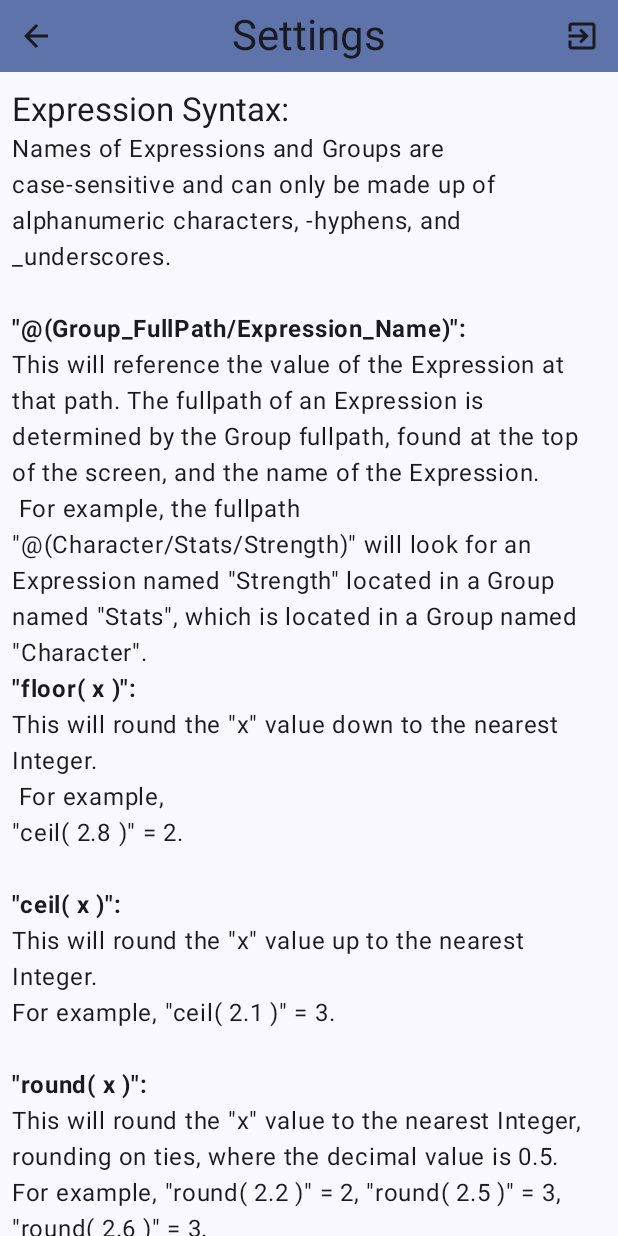
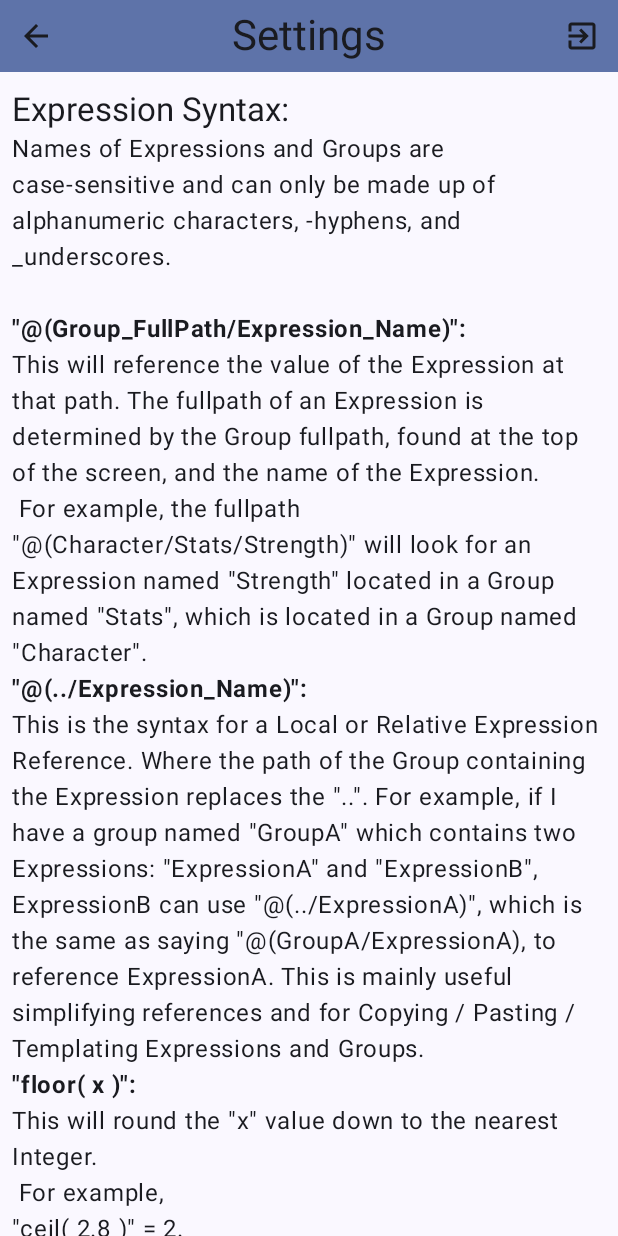
Before and after one commit to Carson-McCombs/DiceCompanionApp, an Android app built with Jetpack Compose: the HelpScreenView screen opened through its navigation route, scrolled down 576 dp, on a phone screen of 412 x 824 dp. Run offline under Robolectric (Android 15) with nearby library versions, the phone set to English and light mode, and no system bars; our stand-ins replace Room's generated code; 14 statements that could not run were skipped.

Commit message:
-Implemented Local Expression References ( uses ".." to symbolize the shared parent Group's path. -Now prevents Expressions and Groups to be updated to have blank names. -Added RegexInputTransformationFilter that only allows for changes to the TextFieldState that matches a provided Regex pattern.

```diff
--- a/app/src/main/java/model/dataObjects/ParseResult.kt
+++ b/app/src/main/java/model/dataObjects/ParseResult.kt
@@ -6,6 +6,7 @@ data class ParseResult (
     val result: Any? = null,
     val resultType: LiteralType = LiteralType.NONE,
     val isStatic: Boolean = true,
-    val directDependencies: List<Long> = emptyList(),
+    val globalDependencyIds: List<Long> = emptyList(),
+    val localDependencyIds: List<Long> = emptyList(),
     val errorText: String = "",
 )
--- a/app/src/main/java/model/database/AppDatabase.kt
+++ b/app/src/main/java/model/database/AppDatabase.kt
@@ -12,7 +12,7 @@ import model.database.entity.ExpressionDirectDependenciesEntity
 import model.database.entity.ExpressionEntity
 import model.database.entity.GroupEntity
 
-@Database(entities = [GroupEntity::class, ExpressionEntity::class, ExpressionDirectDependenciesEntity::class], version = 27, exportSchema = false)
+@Database(entities = [GroupEntity::class, ExpressionEntity::class, ExpressionDirectDependenciesEntity::class], version = 28, exportSchema = false)
 abstract class AppDatabase : RoomDatabase() {
     abstract fun expressionDao(): ExpressionDao
     abstract fun groupDao(): GroupDao
--- a/app/src/main/java/model/database/dao/ExpressionDependencyDao.kt
+++ b/app/src/main/java/model/database/dao/ExpressionDependencyDao.kt
@@ -22,11 +22,13 @@ interface ExpressionDependencyDao {
             "ON recursion.id = relationship.dependencyId " +
             ") " +
             "SELECT id, dependencyId FROM recursive_table")
-    fun getExpressionDeepDependencyList(): Flow<List<ExpressionDirectDependenciesEntity>>
-
+    fun getExpressionDeepDependencyList(): Flow<Map<@MapColumn(columnName = "dependencyId") Long, List<@MapColumn(columnName = "id") Long>>>
 
     @Query("SELECT * FROM expressionDirectDependenciesEntity")
-    fun getExpressionDirectDependentMap(): Flow<Map<@MapColumn(columnName = "dependencyId") Long, List<ExpressionDirectDependenciesEntity>>>
+    fun getExpressionAllDirectDependentsMap(): Flow<Map<@MapColumn(columnName = "dependencyId") Long, List<@MapColumn(columnName = "id") Long>>>
+
+    @Query("SELECT * FROM expressionDirectDependenciesEntity WHERE isLocal = (:isLocal)")
+    fun getExpressionDirectDependenciesMap(isLocal: Boolean): Flow<Map<@MapColumn(columnName = "id") Long, List<@MapColumn(columnName = "dependencyId") Long>>>
 
     @Insert
     fun insertDependencies(expressionDirectDependenciesEntity: List<ExpressionDirectDependenciesEntity>)
--- a/app/src/main/java/model/database/entity/GroupEntity.kt
+++ b/app/src/main/java/model/database/entity/GroupEntity.kt
@@ -28,7 +28,6 @@ data class GroupEntity (
         id = id,
         parentId = parentId,
         name = name,
-        //path = path,
         templateName = templateName
     )
 
--- a/app/src/main/java/model/parser/tokenizer/Tokenizer.kt
+++ b/app/src/main/java/model/parser/tokenizer/Tokenizer.kt
@@ -15,7 +15,7 @@ class Tokenizer {
             return RegexPatterns.moreThanOneSpaces.replace(spacedText, " ")
         }
 
-        fun tokenize(rawText: String, getExpressionId: (String) -> Long?, getExpression: (Long) -> Expression?, reevaluateExpression: (Long, String) -> ParseResult?): Pair<List<Token>?,Error?> {
+        fun tokenize(rawText: String, groupPath: String, getExpressionId: (String) -> Long?, getExpression: (Long) -> Expression?, reevaluateExpression: (Long, String) -> ParseResult?): Pair<List<Token>?,Error?> {
             //val transformedInputText = unaryOperatorRegex.replace(text, "u")
             //println("Original Text:    $text")
             //println("Transformed Text: $transformedInputText")
@@ -31,6 +31,7 @@ class Tokenizer {
             val tokens = tokenStrings.fastMap { string ->
                 Token(
                     text = string,
+                    groupPath = groupPath,
                     getExpressionId = getExpressionId,
                     getExpression = getExpression,
                     reevaluateExpression = reevaluateExpression,
--- a/app/src/main/java/view/expressionGroupScreen/ChildExpressionView.kt
+++ b/app/src/main/java/view/expressionGroupScreen/ChildExpressionView.kt
@@ -52,6 +52,7 @@ import androidx.compose.ui.text.style.TextOverflow
 import androidx.compose.ui.tooling.preview.Preview
 import androidx.compose.ui.unit.dp
 import androidx.compose.ui.zIndex
+import model.RegexPatterns
 import model.dataObjects.Expression
 import model.dataObjects.ParseResult
 import model.parser.token.LiteralType
@@ -162,6 +163,7 @@ private fun ChildExpressionView_TitleBar(expression: Expression, nameTextFieldSt
     val focusManager = LocalFocusManager.current
     val interactionSource = remember(expression.id, "expressionNameInteractionSource") { MutableInteractionSource() }
     val isFocused by interactionSource.collectIsFocusedAsState()
+    val nameFilterInputTransformation = remember("nameRegex"){ RegexInputTransformationFilter(RegexPatterns.nameRegex) }
     Row(
         modifier = Modifier
             .fillMaxWidth()
@@ -181,6 +183,7 @@ private fun ChildExpressionView_TitleBar(expression: Expression, nameTextFieldSt
                 textAlign = TextAlign.Center,
                 textDecoration = TextDecoration.None
             ),
+            inputTransformation =  nameFilterInputTransformation,
             cursorBrush = SolidColor(MaterialTheme.colorScheme.onPrimaryContainer),
             interactionSource = interactionSource,
             keyboardOptions = KeyboardOptions(imeAction = ImeAction.Done),
--- a/app/src/main/java/view/expressionGroupScreen/ChildGroupView.kt
+++ b/app/src/main/java/view/expressionGroupScreen/ChildGroupView.kt
@@ -32,6 +32,7 @@ import androidx.compose.ui.text.input.ImeAction
 import androidx.compose.ui.text.style.TextAlign
 import androidx.compose.ui.tooling.preview.Preview
 import androidx.compose.ui.unit.dp
+import model.RegexPatterns
 import model.dataObjects.Group
 import view.resuseable.DismissibleCard
 import view.ui.theme.DiceCompanionTheme
@@ -50,6 +51,8 @@ fun ChildExpressionGroupView(
     val interactionSource =
         remember(group.id, "expressionGroupInteractionSource") { MutableInteractionSource() }
     val isFocused by interactionSource.collectIsFocusedAsState()
+    val nameFilterInputTransformation = remember("nameRegex"){ RegexInputTransformationFilter(
+        RegexPatterns.nameRegex) }
     DismissibleCard(
         modifier = modifier
             .wrapContentHeight()
@@ -81,6 +84,7 @@ fun ChildExpressionGroupView(
                     color = MaterialTheme.colorScheme.onPrimaryContainer,
                     textAlign = TextAlign.Center
                 ),
+                inputTransformation = nameFilterInputTransformation,
                 cursorBrush = SolidColor(MaterialTheme.colorScheme.onPrimaryContainer),
                 interactionSource = interactionSource,
                 keyboardOptions = KeyboardOptions(imeAction = ImeAction.Done),
--- a/app/src/main/java/view/expressionGroupScreen/GroupScreenView.kt
+++ b/app/src/main/java/view/expressionGroupScreen/GroupScreenView.kt
@@ -293,10 +293,11 @@ private fun GroupScreenView_Preview() {
                     text = "@(asdn)",
                     parseResult = ShuntingYardParser.evaluate(
                         id = 2,
+                        getGroupPath = { "" },
                         rawText = "@(asdn)",
-                        getExpressionId = { null },
+                        getExpressionId = { _ -> null },
                         getExpression = { null },
-                        isDependentOn = { _, _ -> false }
+                        getOverlappingDependencies = { _, _ -> emptyList() }
                     )
                 ),
             )
--- a/app/src/main/java/view/helpScreen/HelpScreenView.kt
+++ b/app/src/main/java/view/helpScreen/HelpScreenView.kt
@@ -92,6 +92,23 @@ fun HelpScreenView(navigateUp: () -> Unit, navigateToGitHub: () -> Unit){
                 style = MaterialTheme.typography.bodyLarge
             )
             Text(
+                text = "\"@(../Expression_Name)\": ",
+                textAlign = TextAlign.Start,
+                style = boldBodyLarge
+            )
+            Text(
+                text =  "This is the syntax for a Local or Relative Expression Reference. " +
+                        "Where the path of the Group containing the Expression replaces " +
+                        "the \"..\". For example, if I have a group named \"GroupA\" which " +
+                        "contains two Expressions: \"ExpressionA\" and \"ExpressionB\", " +
+                        "ExpressionB can use \"@(../ExpressionA)\", which is the same as " +
+                        "saying \"@(GroupA/ExpressionA), to reference ExpressionA. This is " +
+                        "mainly useful simplifying references and for " +
+                        "Copying / Pasting / Templating Expressions and Groups.",
+                textAlign = TextAlign.Start,
+                style = MaterialTheme.typography.bodyLarge
+            )
+            Text(
                 text = "\"floor( x )\": ",
                 textAlign = TextAlign.Start,
                 style = boldBodyLarge
@@ -182,9 +199,7 @@ fun HelpScreenView(navigateUp: () -> Unit, navigateToGitHub: () -> Unit){
                 style = MaterialTheme.typography.titleLarge
             )
             Text(
-                text =  "-Referencing Local Expressions: Inclusion of ~Tilda in paths, such as  \"@(~/Other_Expression)\" where Other_Expression is " +
-                        "an Expression in the same group as the Expression referencing it.\n" +
-                        "-Copy & Paste Expressions / Groups\n" +
+                text =  "-Copy & Paste Expressions / Groups\n" +
                         "-Expression and Group Templates: Save a copy of an Expression or Group. If it is an Expression, " +
                         "then lock its text. If it is a Group, lock all of the Expressions and Groups that it contains, but allow " +
                         "the addition of new Expressions and Groups.\n" +
```
Also changed, not shown: app/src/main/java/model/RegexPatterns.kt (+6 -6 lines), app/src/main/java/model/database/AppRepository.kt (+22 -12 lines), app/src/main/java/model/database/dao/ExpressionDao.kt (+0 -9 lines), app/src/main/java/model/database/entity/ExpressionDirectDependenciesEntity.kt (+7 -1 lines), app/src/main/java/model/parser/evaluator/ShuntingYardParser.kt (+37 -29 lines), app/src/main/java/model/parser/token/Token.kt (+10 -10 lines), app/src/main/java/view/expressionGroupScreen/RegexInputTransformationFilter.kt (added, +10 -0 lines), app/src/main/java/viewModel/GroupScreenViewModel.kt (+24 -19 lines).
